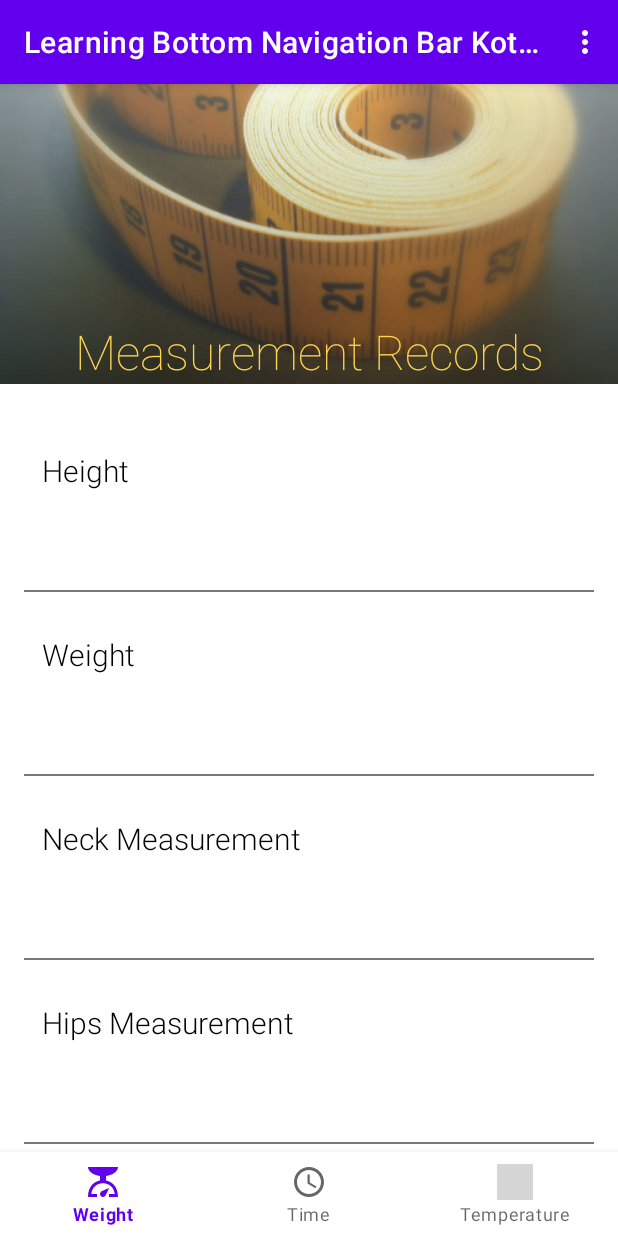
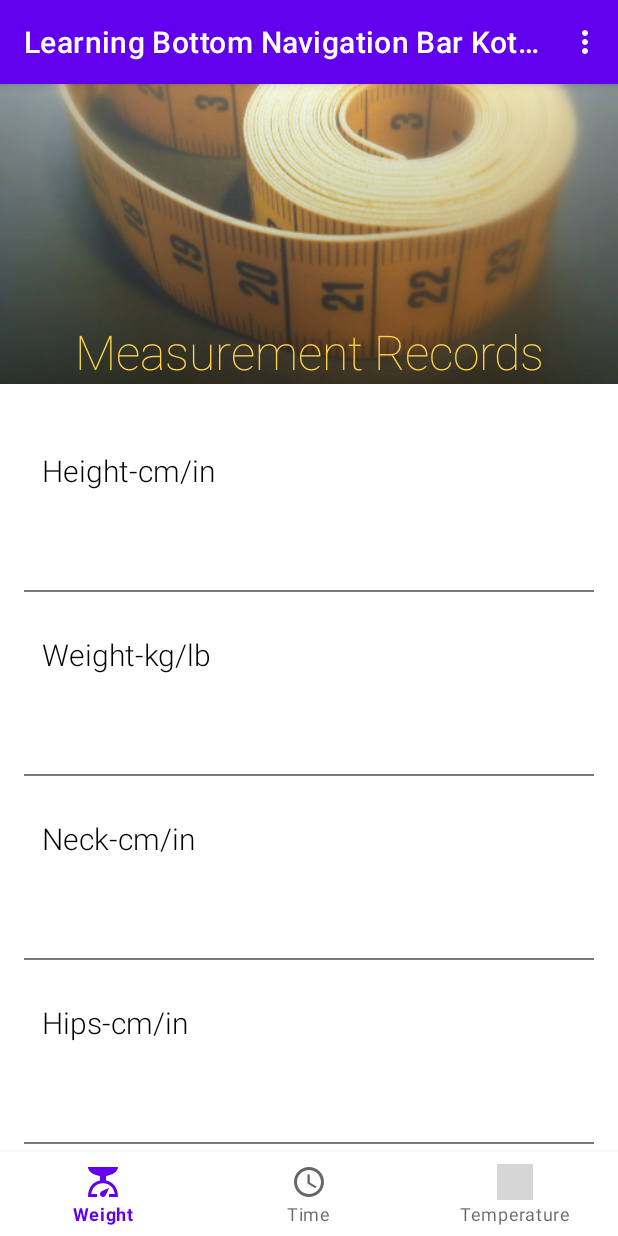
Before and after one commit to Ela01/Learning_Bottom_Navigation_Bar_Kotlin, an Android app: the screen it shows after launch (MainActivity), on a phone screen of 412 x 824 dp. Run offline under Robolectric (Android 15) with nearby library versions, the phone set to English and light mode, and no system bars; grey boxes are pictures that could not be loaded.

Commit message:
Fixed Delete Button

```diff
--- a/app/src/main/java/com/ewbugs/learningbottomnavigationbarkotlin/weight/EditWeightRecordActivity.kt
+++ b/app/src/main/java/com/ewbugs/learningbottomnavigationbarkotlin/weight/EditWeightRecordActivity.kt
@@ -34,8 +34,8 @@ class EditWeightRecordActivity : AppCompatActivity() {
     }
 
     private fun displayRecord() {
-        binding.editTextRecord.setText(weightPreferences.getString("$measurement Record", null))
-        binding.editTextDate.setText(weightPreferences.getString("$measurement Date", null))
+        binding.editTextRecord.setText(weightPreferences.getString("$measurement record", null))
+        binding.editTextDate.setText(weightPreferences.getString("$measurement date", null))
     }
 
     private fun saveRecord() {
@@ -43,15 +43,15 @@ class EditWeightRecordActivity : AppCompatActivity() {
         val date = binding.editTextDate.text.toString()
 
         weightPreferences.edit {
-            putString("$measurement Record", record)
-            putString("$measurement Date", date)
+            putString("$measurement record", record)
+            putString("$measurement date", date)
         }
     }
 
     private fun clearRecord() {
         weightPreferences.edit {
-            remove("$measurement Record")
-            remove("$measurement Date")
+            remove("$measurement record")
+            remove("$measurement date")
         }
     }
 }
--- a/app/src/main/java/com/ewbugs/learningbottomnavigationbarkotlin/weight/WeightFragment.kt
+++ b/app/src/main/java/com/ewbugs/learningbottomnavigationbarkotlin/weight/WeightFragment.kt
@@ -3,10 +3,10 @@ package com.ewbugs.learningbottomnavigationbarkotlin.weight
 import android.content.Context
 import android.content.Intent
 import android.os.Bundle
-import androidx.fragment.app.Fragment
 import android.view.LayoutInflater
 import android.view.View
 import android.view.ViewGroup
+import androidx.fragment.app.Fragment
 import com.ewbugs.learningbottomnavigationbarkotlin.databinding.FragmentWeightBinding
 
 
@@ -34,37 +34,33 @@ class WeightFragment : Fragment() {
         displayRecords()
     }
 
-    private fun setUpClickListeners(){
-        binding.containerWeight0.setOnClickListener { launchWeightRecordScreen("Height") }
-        binding.containerWeight1.setOnClickListener { launchWeightRecordScreen("Weight") }
-        binding.containerWeight2.setOnClickListener { launchWeightRecordScreen("Neck Measurement") }
-        binding.containerWeight3.setOnClickListener { launchWeightRecordScreen("Hips Measurement") }
-        binding.containerWeight4.setOnClickListener { launchWeightRecordScreen("Waist Measurement") }
-
+    private fun setUpClickListeners() {
+        binding.containerWeight0.setOnClickListener { launchWeightRecordScreen("Height-cm/in") }
+        binding.containerWeight1.setOnClickListener { launchWeightRecordScreen("Weight-kg/lb") }
+        binding.containerWeight2.setOnClickListener { launchWeightRecordScreen("Neck-cm/in") }
+        binding.containerWeight3.setOnClickListener { launchWeightRecordScreen("Hips-cm/in") }
+        binding.containerWeight4.setOnClickListener { launchWeightRecordScreen("Waist-cm/in") }
     }
 
     private fun displayRecords() {
-        val weightPreferences = requireContext().getSharedPreferences("measurement", Context.MODE_PRIVATE)
+        val weightPreferences =
+            requireContext().getSharedPreferences("weight", Context.MODE_PRIVATE)// to upper
 
-        binding.textViewValue0.text = weightPreferences.getString("Height Record", null)
-        binding.textViewDate0.text = weightPreferences.getString("Height Date", null)
-        binding.textViewValue1.text = weightPreferences.getString("Weight Record", null)
-        binding.textViewDate1.text = weightPreferences.getString("Weight Date", null)
-        binding.textViewValue2.text = weightPreferences.getString("Neck Measurement Record", null)
-        binding.textViewDate2.text = weightPreferences.getString("Neck Measurement Date", null)
-        binding.textViewValue3.text = weightPreferences.getString("Hips Measurement Record", null)
-        binding.textViewDate3.text = weightPreferences.getString("Hips Measurement Date", null)
-        binding.textViewValue4.text = weightPreferences.getString("Waist Measurement Record", null)
-        binding.textViewDate4.text = weightPreferences.getString("Waist Measurement Date", null)
-
+        binding.textViewValue0.text = weightPreferences.getString("Height-cm/in record", null)
+        binding.textViewDate0.text = weightPreferences.getString("Height-cm/in date", null)
+        binding.textViewValue1.text = weightPreferences.getString("Weight-kg/lb record", null)
+        binding.textViewDate1.text = weightPreferences.getString("Weight-kg/lb date", null)
+        binding.textViewValue2.text = weightPreferences.getString("Neck-cm/in record", null)
+        binding.textViewDate2.text = weightPreferences.getString("Neck-cm/in date", null)
+        binding.textViewValue3.text = weightPreferences.getString("Hips-cm/in record", null)
+        binding.textViewDate3.text = weightPreferences.getString("Hips-cm/in date", null)
+        binding.textViewValue4.text = weightPreferences.getString("Waist-cm/in record", null)
+        binding.textViewDate4.text = weightPreferences.getString("Waist-cm/in date", null)
     }
 
     private fun launchWeightRecordScreen(measurement: String) {
-
         val intent = Intent(context, EditWeightRecordActivity::class.java)
         intent.putExtra("Measurement", measurement)
         startActivity(intent)
     }
-
-
 }
--- a/app/src/main/res/layout/fragment_weight.xml
+++ b/app/src/main/res/layout/fragment_weight.xml
@@ -62,7 +62,7 @@
                     android:layout_width="wrap_content"
                     android:layout_height="wrap_content"
                     android:fontFamily="sans-serif-light"
-                    android:text="@string/height"
+                    android:text="@string/height_cm_in"
                     android:textColor="@color/material_dynamic_neutral0"
                     android:textSize="20sp"
                     app:layout_constraintStart_toStartOf="parent"
@@ -110,7 +110,7 @@
                     android:layout_width="wrap_content"
                     android:layout_height="wrap_content"
                     android:fontFamily="sans-serif-light"
-                    android:text="@string/Weight"
+                    android:text="@string/weight_kg_lb"
                     android:textColor="@color/material_dynamic_neutral0"
                     android:textSize="20sp"
                     app:layout_constraintStart_toStartOf="parent"
@@ -158,7 +158,7 @@
                     android:layout_width="wrap_content"
                     android:layout_height="wrap_content"
                     android:fontFamily="sans-serif-light"
-                    android:text="@string/neck_measurement"
+                    android:text="@string/neck_cm_in"
                     android:textColor="@color/black"
                     android:textSize="20sp"
                     app:layout_constraintStart_toStartOf="parent"
@@ -206,7 +206,7 @@
                     android:layout_width="wrap_content"
                     android:layout_height="wrap_content"
                     android:fontFamily="sans-serif-light"
-                    android:text="@string/hips_measurement"
+                    android:text="@string/hips_cm_in"
                     android:textColor="@color/black"
                     android:textSize="20sp"
                     app:layout_constraintStart_toStartOf="parent"
@@ -254,7 +254,7 @@
                     android:layout_width="wrap_content"
                     android:layout_height="wrap_content"
                     android:fontFamily="sans-serif-light"
-                    android:text="@string/waist_measurement"
+                    android:text="@string/waist_cm_in"
                     android:textColor="@color/black"
                     android:textSize="20sp"
                     app:layout_constraintStart_toStartOf="parent"
--- a/app/src/main/res/values/strings.xml
+++ b/app/src/main/res/values/strings.xml
@@ -39,4 +39,10 @@
     <string name="waist_measurement">Waist Measurement</string>
     <string name="measurement_records">Measurement Records</string>
     <string name="height">Height</string>
+    <string name="hips_cm_in">Hips-cm/in</string>
+    <string name="waist_cm_in">Waist-cm/in</string>
+    <string name="neck_cm_in">Neck-cm/in</string>
+    <string name="weight_cm_in">Weight-cm/in</string>
+    <string name="height_cm_in">Height-cm/in</string>
+    <string name="weight_kg_lb">Weight-kg/lb</string>
 </resources>
```
